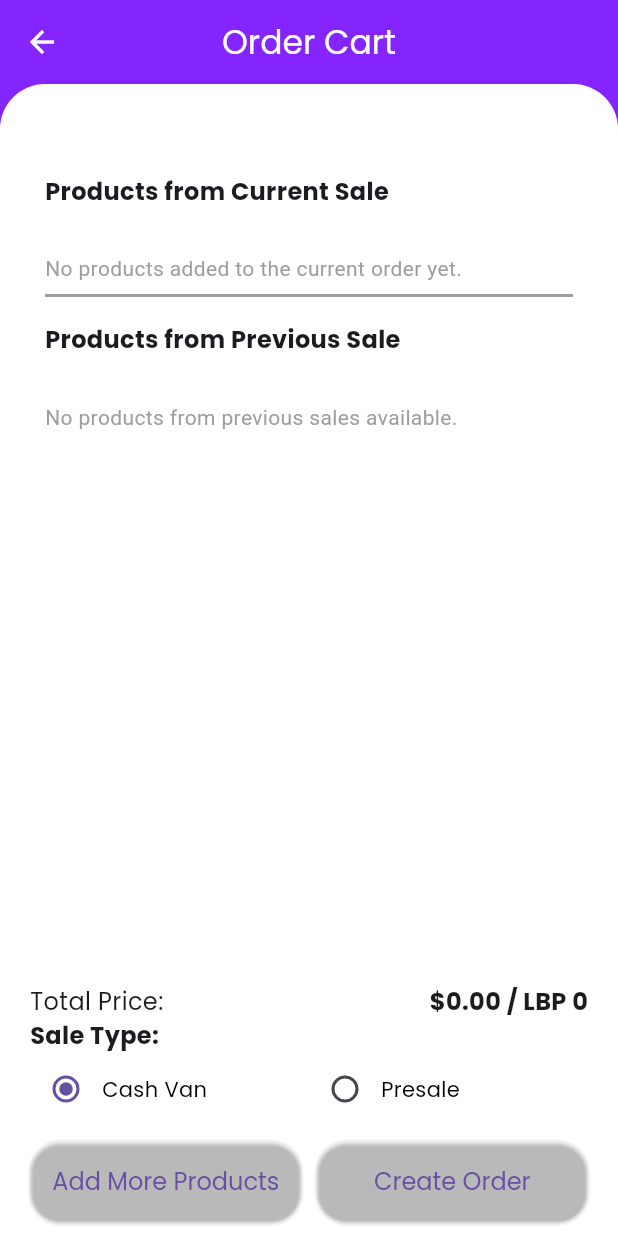
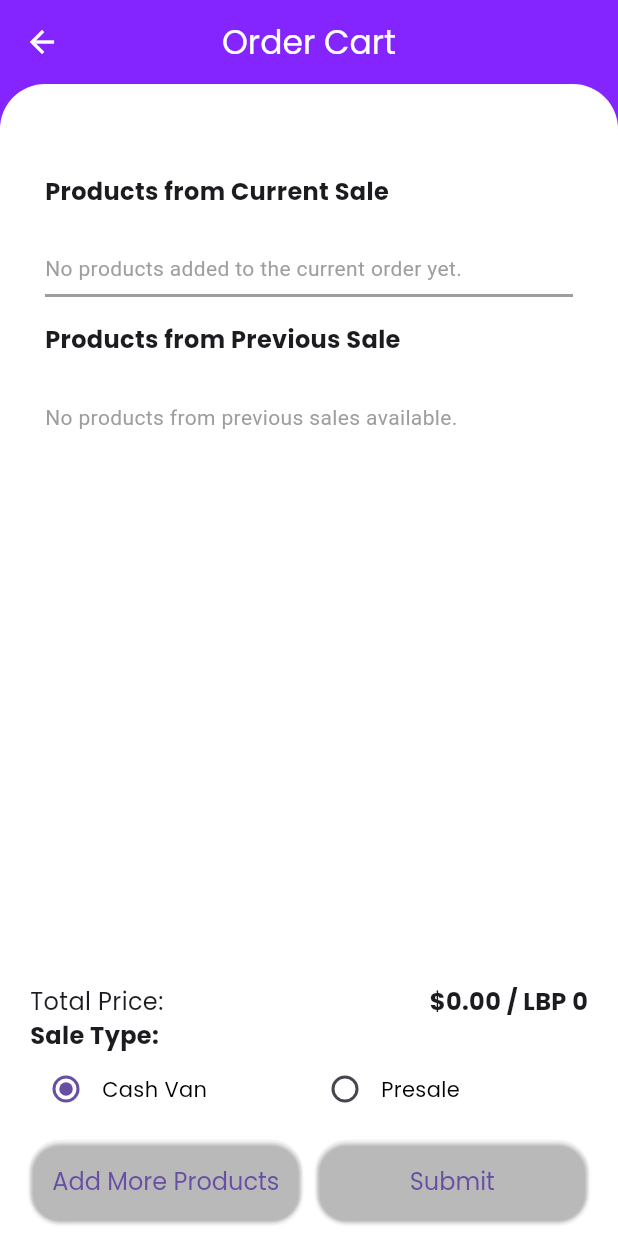
Before and after one commit to patrickMorkos/inventory_management_system_mobile, a Flutter app: the CreateNewOrderScreen screen opened by its route, on a phone screen of 412 x 824 dp. Run offline on Flutter 3.47's test engine with Material 3 defaults, Android fonts, the phone set to English and light mode, and no system bars; our stand-ins replace animated_splash_screen, connectivity_plus, dropdown_search, file_picker, flutter_riverpod, get and 5 more; missing offline and left inert: flutter_barcode_scanner; accounts and stored records are empty.

Commit message:
Update create_new_order_screen.dart

```diff
--- a/lib/view/screens/CreateNewOrder/create_new_order_screen.dart
+++ b/lib/view/screens/CreateNewOrder/create_new_order_screen.dart
@@ -473,7 +473,7 @@ class _CreateNewOrderScreenState extends State<CreateNewOrderScreen> {
                   color: Colors.white,
                 ),
               ),
-              child: const Text("Create Order"),
+              child: const Text("Submit"),
             ),
           ),
         ],
```
